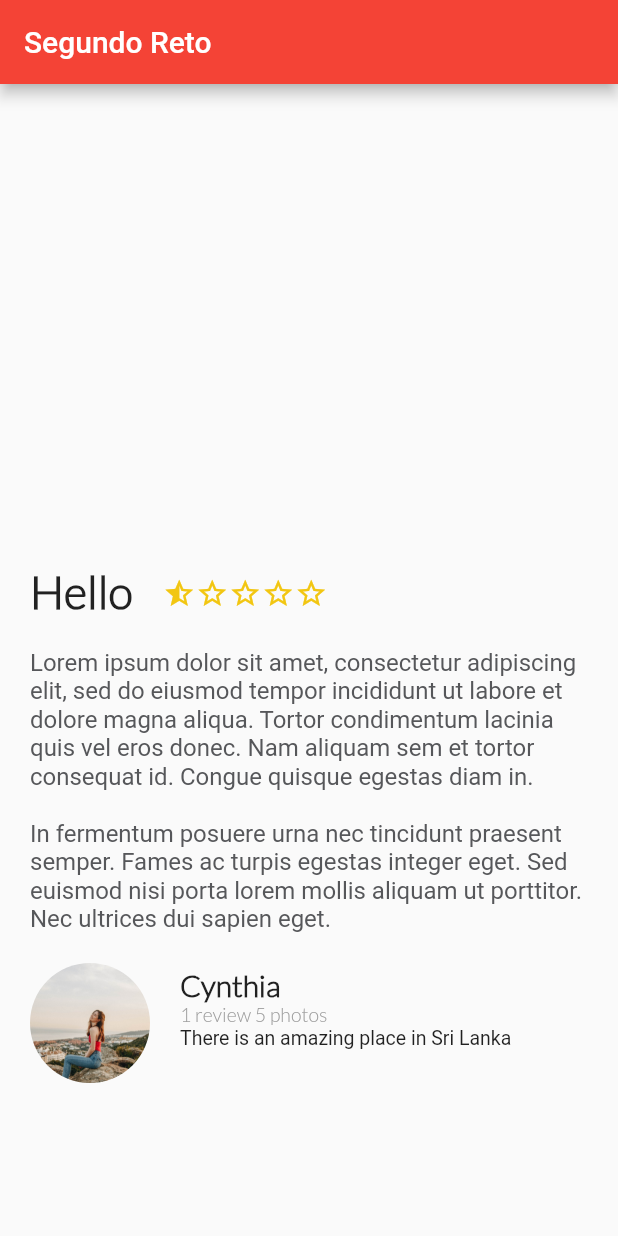
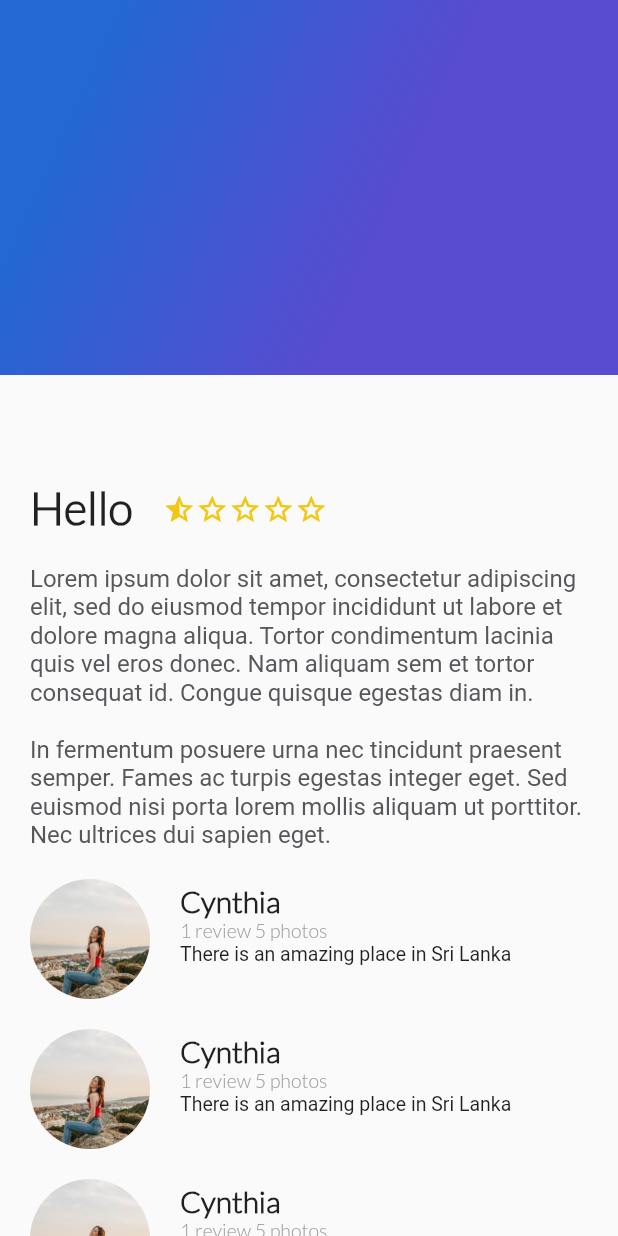
Before and after one commit to HectorMtz22/probando-flutter, a Flutter app: the screen it shows after launch, on a phone screen of 412 x 824 dp. Run offline on Flutter 3.47's test engine with Material 2 defaults, Android fonts, the phone set to English and light mode, and no system bars.

Commit message:
Add a Gradient Widget Appbar on flutter

```diff
--- /dev/null
+++ b/lib/gradient_back.dart
@@ -0,0 +1,22 @@
+import 'package:flutter/material.dart';
+
+class GradientBack extends StatelessWidget {
+  const GradientBack({Key? key}) : super(key: key);
+
+  @override
+  Widget build(BuildContext context) {
+    return Container(
+      height: 250,
+      decoration: const BoxDecoration(
+          gradient: LinearGradient(
+              colors: [
+                Color(0xFF2468D3),
+                Color(0xFF584CD1),
+              ],
+              begin: FractionalOffset(0.2, 0.0),
+              end: FractionalOffset(1.0, 0.6),
+              stops: [0.0, 0.6],
+              tileMode: TileMode.clamp)),
+    );
+  }
+}
--- a/lib/main.dart
+++ b/lib/main.dart
@@ -1,4 +1,5 @@
 import 'package:flutter/material.dart';
+import 'package:flutter_trips_app/gradient_back.dart';
 import 'package:flutter_trips_app/review.dart';
 import 'description_place.dart';
 
@@ -28,16 +29,17 @@ class MyApp extends StatelessWidget {
       ),
       // home: const MyHomePage(title: 'Flutter Demo Home Page'),
       home: Scaffold(
-        appBar: AppBar(
-          title: const Text('Segundo Reto'),
-        ),
-        body: Column(
-          crossAxisAlignment: CrossAxisAlignment.start,
-          children:const <Widget>[
+        // appBar: AppBar(
+        //   title: const Text('Segundo Reto'),
+        // ),
+        body: Stack(
+          children: <Widget>[
+            ListView(children: const <Widget>[
               DescriptionPlace(
                 namePlace: 'Hello',
                 stars: 4,
-              descriptionPlace: 'Lorem ipsum dolor sit amet, consectetur adipiscing elit, sed do eiusmod tempor incididunt ut labore et dolore magna aliqua. Tortor condimentum lacinia quis vel eros donec. Nam aliquam sem et tortor consequat id. Congue quisque egestas diam in. \n\nIn fermentum posuere urna nec tincidunt praesent semper. Fames ac turpis egestas integer eget. Sed euismod nisi porta lorem mollis aliquam ut porttitor. Nec ultrices dui sapien eget.',
+                descriptionPlace:
+                    'Lorem ipsum dolor sit amet, consectetur adipiscing elit, sed do eiusmod tempor incididunt ut labore et dolore magna aliqua. Tortor condimentum lacinia quis vel eros donec. Nam aliquam sem et tortor consequat id. Congue quisque egestas diam in. \n\nIn fermentum posuere urna nec tincidunt praesent semper. Fames ac turpis egestas integer eget. Sed euismod nisi porta lorem mollis aliquam ut porttitor. Nec ultrices dui sapien eget.',
               ),
               Review(
                 pathImage: 'assets/img/cynthia.jpg',
@@ -45,7 +47,21 @@ class MyApp extends StatelessWidget {
                 details: '1 review 5 photos',
                 comment: 'There is an amazing place in Sri Lanka',
               ),
-          ]
+              Review(
+                pathImage: 'assets/img/cynthia.jpg',
+                name: 'Cynthia',
+                details: '1 review 5 photos',
+                comment: 'There is an amazing place in Sri Lanka',
+              ),
+              Review(
+                pathImage: 'assets/img/cynthia.jpg',
+                name: 'Cynthia',
+                details: '1 review 5 photos',
+                comment: 'There is an amazing place in Sri Lanka',
+              ),
+            ]),
+            const GradientBack(),
+          ],
         ),
       ),
     );
```
Lines whose indentation alone changed are shown as unchanged.
